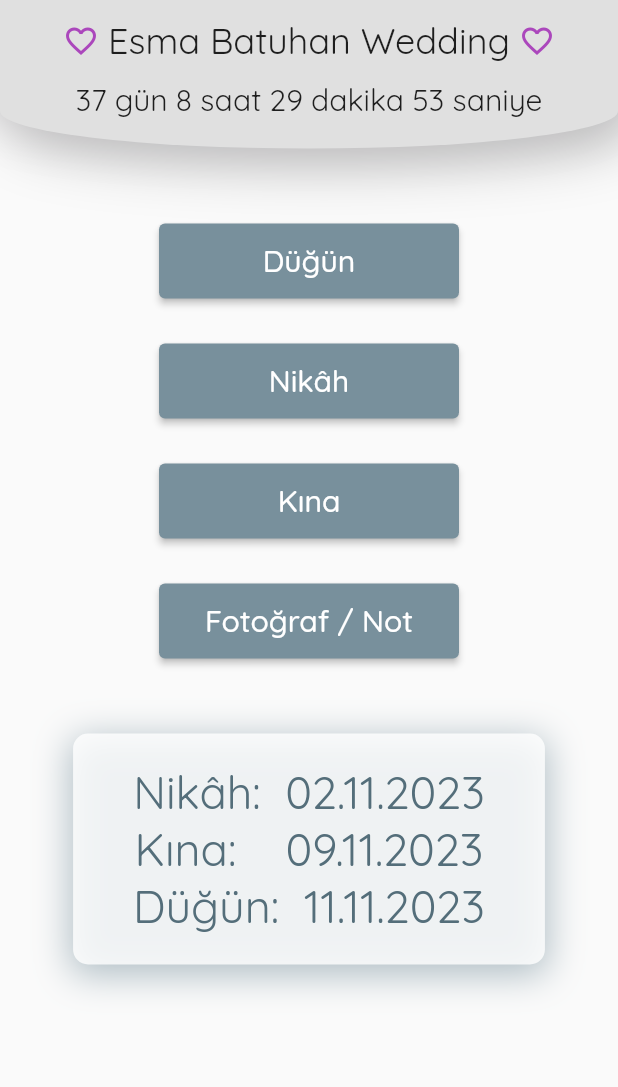
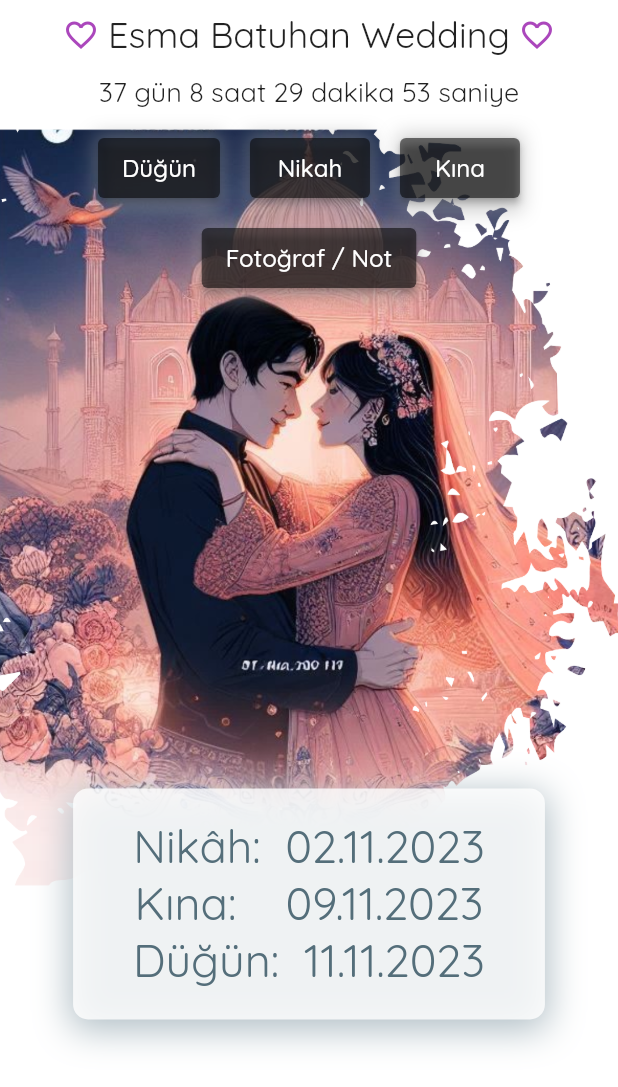
Before and after one commit to mordeve/esmabatu, a Flutter app: the screen it shows after launch, on a phone screen of 412 x 824 dp. Shown: the top 1087 px of the screen. Run offline on Flutter 3.47's test engine with Material 2 defaults, Android fonts, the light colour scheme and no system bars; our stand-ins replace firebase_core, firebase_storage, get, google_fonts, image_picker; missing offline and left inert: dart:html; accounts and stored records are empty; statements that could not run were skipped.

Commit message:
update background

```diff
--- a/lib/pages/home_page.dart
+++ b/lib/pages/home_page.dart
@@ -2,7 +2,9 @@
 
 import 'package:esmabatu/controllers/main_controller.dart';
 import 'package:esmabatu/route.dart';
+import 'package:esmabatu/utils/constants.dart';
 import 'package:esmabatu/widgets/custom_app_bar.dart';
+import 'package:esmabatu/widgets/custom_button.dart';
 import 'package:esmabatu/widgets/custom_snackbar.dart';
 import 'package:esmabatu/widgets/dates_widget.dart';
 import 'package:flutter/material.dart';
@@ -54,6 +56,7 @@
           senderNameController.text,
         );
 
+        // ignore: use_build_context_synchronously
         ScaffoldMessenger.of(context).showSnackBar(CustomSnackBar(
           text: "Fotoğrafınız gönderildi! Teşekkür ederiz.",
           duration: const Duration(seconds: 2),
@@ -64,7 +67,7 @@
         text: "Tekrar deneyin!",
         duration: const Duration(seconds: 2),
       ));
-      print("Error: $e");
+      debugPrint("Error: $e");
     }
   }
 
@@ -133,70 +136,66 @@
   @override
   Widget build(BuildContext context) {
     return Scaffold(
-        body: SingleChildScrollView(
+        backgroundColor: Colors.white,
+        body: Stack(
+          alignment: Alignment.topCenter,
+          children: [
+            const CustomAppBar(),
+            Container(
+              margin: const EdgeInsets.only(top: 80), // TODO: make constant
+              width: 550,
+              height: MediaQuery.of(context).size.height,
+              decoration: const BoxDecoration(
+                image: DecorationImage(
+                  image: AssetImage("assets/main_bg.png"),
+                  fit: BoxFit.cover,
+                ),
+                // make elliptical shape from top
+              ),
+              child: SingleChildScrollView(
                 child: Column(
                   children: [
-          const CustomAppBar(),
-          const SizedBox(height: 50),
+                    const SizedBox(height: 8.0),
                     Wrap(
-            spacing: 30,
-            runSpacing: 30,
+                      alignment: WrapAlignment.center,
+                      spacing: 20,
+                      runSpacing: 12.0,
                       children: [
-              ElevatedButton(
-                onPressed: () {
-                  Get.rootDelegate.offNamed(MyRoute.weddingPage);
+                        CustomButton(
+                          btnText: 'Düğün',
+                          onPress: () {
+                            Get.toNamed(MyRoute.weddingPage);
                           },
-                style: ElevatedButton.styleFrom(
-                  backgroundColor: Colors.blueGrey[400],
-                  minimumSize: const Size(200, 50),
                         ),
-                child: Text(
-                  "Düğün",
-                  style: GoogleFonts.quicksand(fontSize: 20),
+                        CustomButton(
+                          btnText: 'Nikah',
+                          onPress: () {
+                            Get.toNamed(MyRoute.nikahPage);
+                          },
                         ),
+                        CustomButton(
+                          btnText: 'Kına',
+                          onPress: () {
+                            Get.toNamed(MyRoute.kinaPage);
+                          },
                         ),
-              ElevatedButton(
-                onPressed: () {
-                  Get.rootDelegate.offNamed(MyRoute.nikahPage);
-                },
-                style: ElevatedButton.styleFrom(
-                  backgroundColor: Colors.blueGrey[400],
-                  minimumSize: const Size(200, 50),
-                ),
-                child: Text(
-                  "Nikâh",
-                  style: GoogleFonts.quicksand(fontSize: 20),
-                ),
-              ),
-              ElevatedButton(
-                onPressed: () {
-                  Get.rootDelegate.offNamed(MyRoute.kinaPage);
-                },
-                style: ElevatedButton.styleFrom(
-                  backgroundColor: Colors.blueGrey[400],
-                  minimumSize: const Size(200, 50),
-                ),
-                child: Text("Kına", style: GoogleFonts.quicksand(fontSize: 20)),
-              ),
-              ElevatedButton(
-                onPressed: () async {
+                        CustomButton(
+                          btnText: "Fotoğraf / Not",
+                          onPress: () async {
                             customBottomModalSheet(context);
                           },
-                style: ElevatedButton.styleFrom(
-                  backgroundColor: Colors.blueGrey[400],
-                  minimumSize: const Size(200, 50),
+                        )
+                      ],
                     ),
-                child: Text(
-                  "Fotoğraf / Not",
-                  style: GoogleFonts.quicksand(fontSize: 20),
+                    SizedBox(
+                      height: MediaQuery.of(context).size.height * 0.4,
+                    ),
+                    const DatesWidget(),
+                  ],
+                ),
               ),
             ),
           ],
-          ),
-          const SizedBox(height: 50),
-          const DatesWidget(),
-        ],
-      ),
         ));
   }
 
--- a/lib/utils/constants.dart
+++ b/lib/utils/constants.dart
@@ -1,3 +1,5 @@
+import 'package:flutter/material.dart';
+
 const appName = "Esma Batuhan Wedding";
 const appTitle = "Esma 🤍 Batuhan";
 const weddingLocation =
@@ -10,3 +12,6 @@
     "https://www.google.com/maps/place/Salon+Beyaz+Saray/@41.0314846,29.2294525,15z/data=!4m6!3m5!1s0x14cace022bc70eeb:0x1b427c1ce859b8ed!8m2!3d41.0314846!4d29.2294525!16s%2Fg%2F11dymqlsrd?entry=ttu";
 
 const kinaAdress = "Taşdelen, Turgut Özal Cd. No:145, 34788 Çekmeköy/İstanbul";
+
+const kButtonTextSize = 16.0;
+const kButtonSize = Size(80, 40);
--- a/lib/widgets/custom_app_bar.dart
+++ b/lib/widgets/custom_app_bar.dart
@@ -10,13 +10,9 @@
   @override
   Widget build(BuildContext context) {
     return Container(
-        decoration: BoxDecoration(
-            color: Colors.grey[300],
-            borderRadius: BorderRadius.vertical(
-              bottom:
-                  Radius.elliptical(MediaQuery.of(context).size.width, 50.0),
-            ),
-            boxShadow: const [
+        height: 80,
+        alignment: Alignment.topCenter,
+        decoration: const BoxDecoration(color: Colors.white, boxShadow: [
           BoxShadow(
             color: Color(0xFFBEBEBE),
             offset: Offset(10, 10),
@@ -33,7 +29,8 @@
         child: Column(
           children: [
             Container(
-              padding: const EdgeInsets.all(12.0),
+              padding: const EdgeInsets.only(
+                  top: 8.0, left: 12.0, right: 12.0, bottom: 12.0),
               alignment: Alignment.center,
               child: Row(
                 mainAxisAlignment: MainAxisAlignment.center,
@@ -57,12 +54,12 @@
               ),
             ),
             Container(
-              padding: const EdgeInsets.only(bottom: 20.0, right: 16, left: 16),
+              padding: const EdgeInsets.only(bottom: 0.0, right: 16, left: 16),
               alignment: Alignment.center,
               child: Obx(
                 () => Text(
                   Get.find<MainController>().remTime.value,
-                  style: GoogleFonts.quicksand(fontSize: 20.0),
+                  style: GoogleFonts.quicksand(fontSize: 18.0),
                 ),
               ),
             ),
--- /dev/null
+++ b/lib/widgets/custom_button.dart
@@ -0,0 +1,46 @@
+import 'package:esmabatu/utils/constants.dart';
+import 'package:flutter/material.dart';
+import 'package:get/get.dart';
+import 'package:google_fonts/google_fonts.dart';
+
+class CustomButton extends StatelessWidget {
+  const CustomButton({
+    super.key,
+    required this.btnText,
+    required this.onPress,
+  });
+
+  final String btnText;
+  final VoidCallback onPress;
+
+  @override
+  Widget build(BuildContext context) {
+    return Container(
+      decoration: BoxDecoration(
+        boxShadow: [
+          BoxShadow(
+            color: Colors.grey.withOpacity(0.5),
+            spreadRadius: 2,
+            blurRadius: 10,
+            offset: const Offset(0, 3), // changes position of shadow
+          ),
+        ],
+      ),
+      child: ElevatedButton(
+        onPressed: () {
+          onPress();
+        },
+        style: ElevatedButton.styleFrom(
+          backgroundColor: Colors.black54,
+          minimumSize: kButtonSize,
+        ),
+        child: Text(
+          btnText,
+          style: GoogleFonts.quicksand(
+            fontSize: kButtonTextSize,
+          ),
+        ),
+      ),
+    );
+  }
+}
--- a/lib/widgets/custom_snackbar.dart
+++ b/lib/widgets/custom_snackbar.dart
@@ -16,6 +16,7 @@
             style: const TextStyle(
               color: AppColors.kSnackbarTextColor,
             ),
+            textAlign: TextAlign.center,
           ),
         );
 }
--- a/lib/widgets/dates_widget.dart
+++ b/lib/widgets/dates_widget.dart
@@ -10,6 +10,7 @@
       // Nikâh: 02.11.2023
       // Kına: 09.11.2023
       // Düğün: 11.11.2023
+
       padding: const EdgeInsets.symmetric(
         vertical: 20.0,
         horizontal: 40.0,
```
Also changed, not shown: assets/main_bg.png (added), 2 other files. Lines whose indentation alone changed are shown as unchanged.
